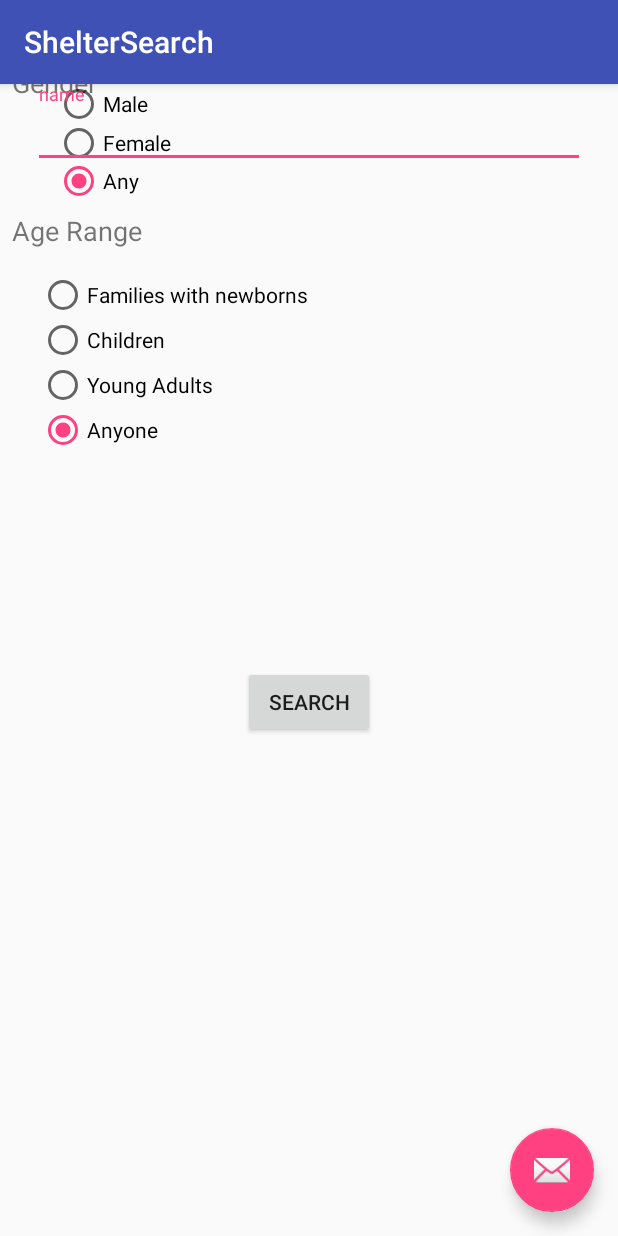
After one commit to johnsk95/cs2340_spring2018_team38, an Android app: the ShelterSearch screen opened directly, with no data from a screen before it, on a phone screen of 412 x 824 dp. The commit adds this screen. Run offline under Robolectric (Android 15) with nearby library versions, the phone set to English and light mode, and no system bars.

Commit message:
Begin work on the shelter search activity

```diff
--- a/app/src/main/AndroidManifest.xml
+++ b/app/src/main/AndroidManifest.xml
@@ -3,6 +3,7 @@
     package="com.example.team38">
 
     <uses-permission android:name="android.permission.INTERNET" />
+
     <application
         android:allowBackup="true"
         android:icon="@mipmap/ic_launcher"
@@ -29,6 +30,10 @@
         <activity
             android:name=".ShelterDetailView"
             android:label="@string/title_activity_shelter_detail_view"
+            android:theme="@style/AppTheme.NoActionBar" />
+        <activity
+            android:name=".ShelterSearch"
+            android:label="@string/title_activity_shelter_search"
             android:theme="@style/AppTheme.NoActionBar"></activity>
     </application>
 
--- a/app/src/main/java/com/example/team38/ShelterDetailView.java
+++ b/app/src/main/java/com/example/team38/ShelterDetailView.java
@@ -22,7 +22,7 @@ public class ShelterDetailView extends AppCompatActivity {
     }
     String shelterToTextString(HomelessShelter shelter) {
         return "Name: \r\r" + shelter.name + "\n\nCapacity: \r\r" + shelter.capacity
-                + "\n\nAllowed Tenants: \r\r" + shelter.allowedTenants + "\n\nAddress: \r\r"
+                + "\n\nAllowed Tenants: \r\r" + shelter.allowed + "\n\nAddress: \r\r"
                 + shelter.address + "\n\nLatitude: \r\r" + shelter.latitude + "\nLongitude: \r\r"
                 + shelter.longitude + "\n\nServices: \r\r" + shelter.shelterType +
                 "\n\nPhone Number: \r\r" + shelter.phoneNumber;
--- a/app/src/main/java/com/example/team38/ShelterListView.java
+++ b/app/src/main/java/com/example/team38/ShelterListView.java
@@ -131,4 +131,8 @@ public class ShelterListView extends AppCompatActivity {
         intent.setFlags(Intent.FLAG_ACTIVITY_CLEAR_TOP);
         startActivity(intent);
     }
+    public void onSearchViewButtonClicked(View view) {
+        Intent intent = new Intent(this, ShelterSearch.class);
+        startActivity(intent);
+    }
 }
--- /dev/null
+++ b/app/src/main/java/com/example/team38/ShelterSearch.java
@@ -0,0 +1,29 @@
+package com.example.team38;
+
+import android.os.Bundle;
+import android.support.design.widget.FloatingActionButton;
+import android.support.design.widget.Snackbar;
+import android.support.v7.app.AppCompatActivity;
+import android.support.v7.widget.Toolbar;
+import android.view.View;
+
+public class ShelterSearch extends AppCompatActivity {
+
+    @Override
+    protected void onCreate(Bundle savedInstanceState) {
+        super.onCreate(savedInstanceState);
+        setContentView(R.layout.activity_shelter_search);
+        Toolbar toolbar = (Toolbar) findViewById(R.id.toolbar);
+        setSupportActionBar(toolbar);
+
+        FloatingActionButton fab = (FloatingActionButton) findViewById(R.id.fab);
+        fab.setOnClickListener(new View.OnClickListener() {
+            @Override
+            public void onClick(View view) {
+                Snackbar.make(view, "Replace with your own action", Snackbar.LENGTH_LONG)
+                        .setAction("Action", null).show();
+            }
+        });
+    }
+
+}
--- a/app/src/main/res/layout/activity_mainscreen.xml
+++ b/app/src/main/res/layout/activity_mainscreen.xml
@@ -16,17 +16,32 @@
         android:layout_weight="1"
         android:onClick="onLogoutButtonClicked"
         android:text="logout"
-        app:layout_constraintBottom_toBottomOf="parent"
+        app:layout_constraintBottom_toTopOf="@+id/shelter_listview"
         app:layout_constraintEnd_toEndOf="parent"
         app:layout_constraintHorizontal_bias="1.0"
-        app:layout_constraintStart_toStartOf="parent"
+        app:layout_constraintStart_toEndOf="@+id/searchShelterButton"
         app:layout_constraintTop_toTopOf="parent"
         app:layout_constraintVertical_bias="0.0" />
+
+    <Button
+        android:id="@+id/searchShelterButton"
+        android:layout_width="wrap_content"
+        android:layout_height="wrap_content"
+        android:layout_marginStart="8dp"
+        android:layout_marginTop="8dp"
+        android:onClick="onSearchViewButtonClicked"
+        android:text="Search Shelters"
+        app:layout_constraintStart_toStartOf="parent"
+        app:layout_constraintTop_toTopOf="parent" />
 
     <ListView
         android:id="@+id/shelter_listview"
         android:layout_width="368dp"
         android:layout_height="439dp"
-        tools:layout_editor_absoluteX="8dp"
-        tools:layout_editor_absoluteY="67dp" />
+        android:layout_marginBottom="8dp"
+        android:layout_marginEnd="8dp"
+        android:layout_marginTop="8dp"
+        app:layout_constraintBottom_toBottomOf="parent"
+        app:layout_constraintEnd_toEndOf="parent"
+        app:layout_constraintTop_toBottomOf="@+id/searchShelterButton" />
 </android.support.constraint.ConstraintLayout>
--- /dev/null
+++ b/app/src/main/res/layout/activity_shelter_search.xml
@@ -0,0 +1,33 @@
+<?xml version="1.0" encoding="utf-8"?>
+<android.support.design.widget.CoordinatorLayout xmlns:android="http://schemas.android.com/apk/res/android"
+    xmlns:app="http://schemas.android.com/apk/res-auto"
+    xmlns:tools="http://schemas.android.com/tools"
+    android:layout_width="match_parent"
+    android:layout_height="match_parent"
+    tools:context="com.example.team38.ShelterSearch">
+
+    <android.support.design.widget.AppBarLayout
+        android:layout_width="match_parent"
+        android:layout_height="wrap_content"
+        android:theme="@style/AppTheme.AppBarOverlay">
+
+        <android.support.v7.widget.Toolbar
+            android:id="@+id/toolbar"
+            android:layout_width="match_parent"
+            android:layout_height="?attr/actionBarSize"
+            android:background="?attr/colorPrimary"
+            app:popupTheme="@style/AppTheme.PopupOverlay" />
+
+    </android.support.design.widget.AppBarLayout>
+
+    <include layout="@layout/content_shelter_search" />
+
+    <android.support.design.widget.FloatingActionButton
+        android:id="@+id/fab"
+        android:layout_width="wrap_content"
+        android:layout_height="wrap_content"
+        android:layout_gravity="bottom|end"
+        android:layout_margin="@dimen/fab_margin"
+        app:srcCompat="@android:drawable/ic_dialog_email" />
+
+</android.support.design.widget.CoordinatorLayout>
--- /dev/null
+++ b/app/src/main/res/layout/content_shelter_search.xml
@@ -0,0 +1,144 @@
+<?xml version="1.0" encoding="utf-8"?>
+<android.support.constraint.ConstraintLayout xmlns:android="http://schemas.android.com/apk/res/android"
+    xmlns:app="http://schemas.android.com/apk/res-auto"
+    xmlns:tools="http://schemas.android.com/tools"
+    android:layout_width="match_parent"
+    android:layout_height="match_parent"
+    app:layout_behavior="@string/appbar_scrolling_view_behavior"
+    tools:context="com.example.team38.ShelterSearch"
+    tools:showIn="@layout/activity_shelter_search">
+
+    <TextView
+        android:id="@+id/genderDisplayThingy"
+        android:layout_width="69dp"
+        android:layout_height="28dp"
+        android:layout_marginBottom="8dp"
+        android:layout_marginStart="8dp"
+        android:layout_marginTop="8dp"
+        android:text="Gender"
+        android:textSize="18sp"
+        app:layout_constraintBottom_toTopOf="@+id/genderButtonGroup"
+        app:layout_constraintStart_toStartOf="parent"
+        app:layout_constraintTop_toTopOf="parent" />
+
+    <RadioGroup
+        android:layout_width="wrap_content"
+        android:layout_height="wrap_content"
+        tools:layout_editor_absoluteX="16dp"
+        tools:layout_editor_absoluteY="53dp" />
+
+    <RadioGroup
+        android:id="@+id/genderButtonGroup"
+        android:layout_width="339dp"
+        android:layout_height="77dp"
+        android:layout_marginEnd="8dp"
+        android:layout_marginStart="8dp"
+        app:layout_constraintEnd_toEndOf="parent"
+        app:layout_constraintStart_toStartOf="parent"
+        tools:layout_editor_absoluteY="54dp" >
+
+        <RadioButton
+            android:id="@+id/genderMale"
+            android:layout_width="wrap_content"
+            android:layout_height="wrap_content"
+            android:layout_weight="1"
+            android:text="Male" />
+
+        <RadioButton
+            android:id="@+id/genderFemale"
+            android:layout_width="wrap_content"
+            android:layout_height="wrap_content"
+            android:layout_weight="1"
+            android:text="Female" />
+
+        <RadioButton
+            android:id="@+id/genderAny"
+            android:layout_width="wrap_content"
+            android:layout_height="wrap_content"
+            android:layout_weight="1"
+            android:checked="true"
+            android:text="Any" />
+    </RadioGroup>
+
+    <TextView
+        android:id="@+id/textView5"
+        android:layout_width="wrap_content"
+        android:layout_height="wrap_content"
+        android:layout_marginStart="8dp"
+        android:layout_marginTop="8dp"
+        android:text="Age Range"
+        android:textSize="18sp"
+        app:layout_constraintStart_toStartOf="parent"
+        app:layout_constraintTop_toBottomOf="@+id/genderButtonGroup" />
+
+    <RadioGroup
+        android:id="@+id/ageRangeButtonGroup"
+        android:layout_width="360dp"
+        android:layout_height="120dp"
+        android:layout_marginEnd="8dp"
+        android:layout_marginStart="8dp"
+        android:layout_marginTop="48dp"
+        app:layout_constraintEnd_toEndOf="parent"
+        app:layout_constraintStart_toStartOf="parent"
+        app:layout_constraintTop_toBottomOf="@+id/genderButtonGroup">
+
+        <RadioButton
+            android:id="@+id/ageRangeFamWithNewborns"
+            android:layout_width="wrap_content"
+            android:layout_height="wrap_content"
+            android:layout_weight="1"
+            android:text="Families with newborns" />
+
+        <RadioButton
+            android:id="@+id/ageRangeChildren"
+            android:layout_width="wrap_content"
+            android:layout_height="wrap_content"
+            android:layout_weight="1"
+            android:text="Children" />
+
+        <RadioButton
+            android:id="@+id/ageRangeYoungAdults"
+            android:layout_width="wrap_content"
+            android:layout_height="wrap_content"
+            android:layout_weight="1"
+            android:text="Young Adults" />
+
+        <RadioButton
+            android:id="@+id/ageRangeAnyone"
+            android:layout_width="wrap_content"
+            android:layout_height="wrap_content"
+            android:layout_weight="1"
+            android:checked="true"
+            android:text="Anyone" />
+    </RadioGroup>
+
+    <android.support.design.widget.TextInputLayout
+        android:id="@+id/textInputLayout"
+        android:layout_width="368dp"
+        android:layout_height="wrap_content"
+        android:layout_marginEnd="8dp"
+        android:layout_marginStart="8dp"
+        app:layout_constraintEnd_toEndOf="parent"
+        app:layout_constraintStart_toStartOf="parent"
+        tools:layout_editor_absoluteY="318dp">
+
+        <android.support.design.widget.TextInputEditText
+            android:layout_width="match_parent"
+            android:layout_height="wrap_content"
+            android:hint="name" />
+    </android.support.design.widget.TextInputLayout>
+
+    <Button
+        android:id="@+id/searchbutton"
+        android:layout_width="wrap_content"
+        android:layout_height="wrap_content"
+        android:layout_marginBottom="8dp"
+        android:layout_marginEnd="8dp"
+        android:layout_marginStart="8dp"
+        android:layout_marginTop="8dp"
+        android:text="Search"
+        app:layout_constraintBottom_toBottomOf="parent"
+        app:layout_constraintEnd_toEndOf="parent"
+        app:layout_constraintStart_toStartOf="parent"
+        app:layout_constraintTop_toBottomOf="@+id/textInputLayout" />
+</android.support.constraint.ConstraintLayout>
--- a/app/src/main/res/values/strings.xml
+++ b/app/src/main/res/values/strings.xml
@@ -1,4 +1,6 @@
 <resources>
     <string name="app_name">team38</string>
     <string name="title_activity_shelter_detail_view">ShelterDetailView</string>
+    <string name="title_activity_shelter_search">ShelterSearch</string>
+    <string name="action_settings">Settings</string>
 </resources>
```
